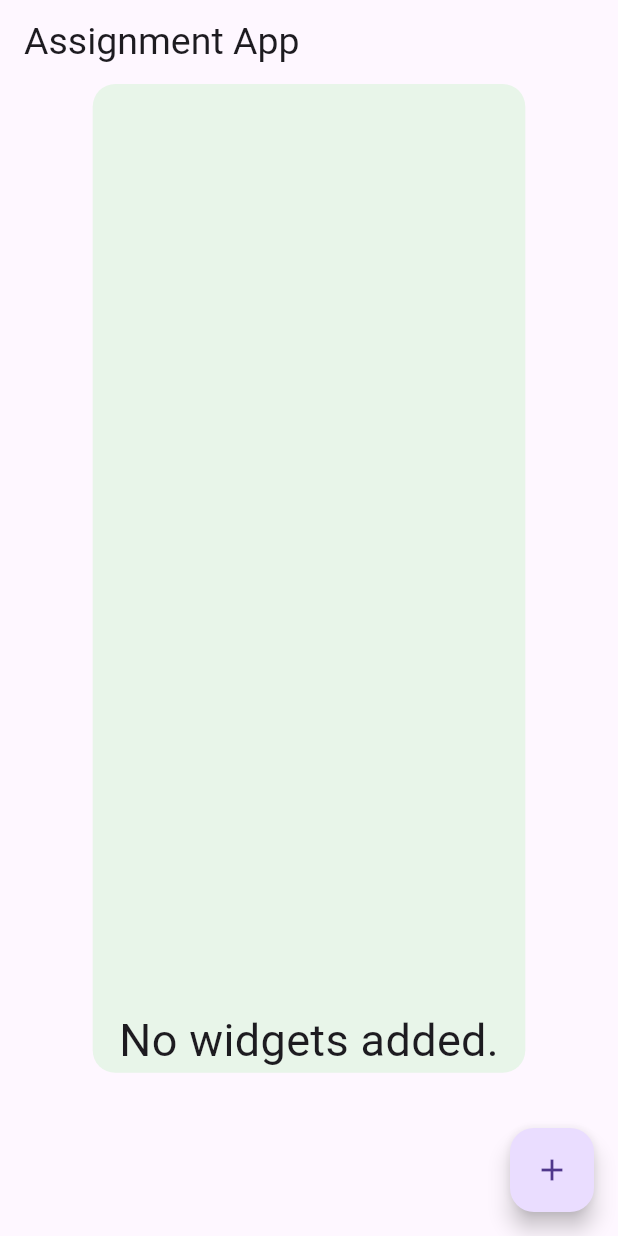
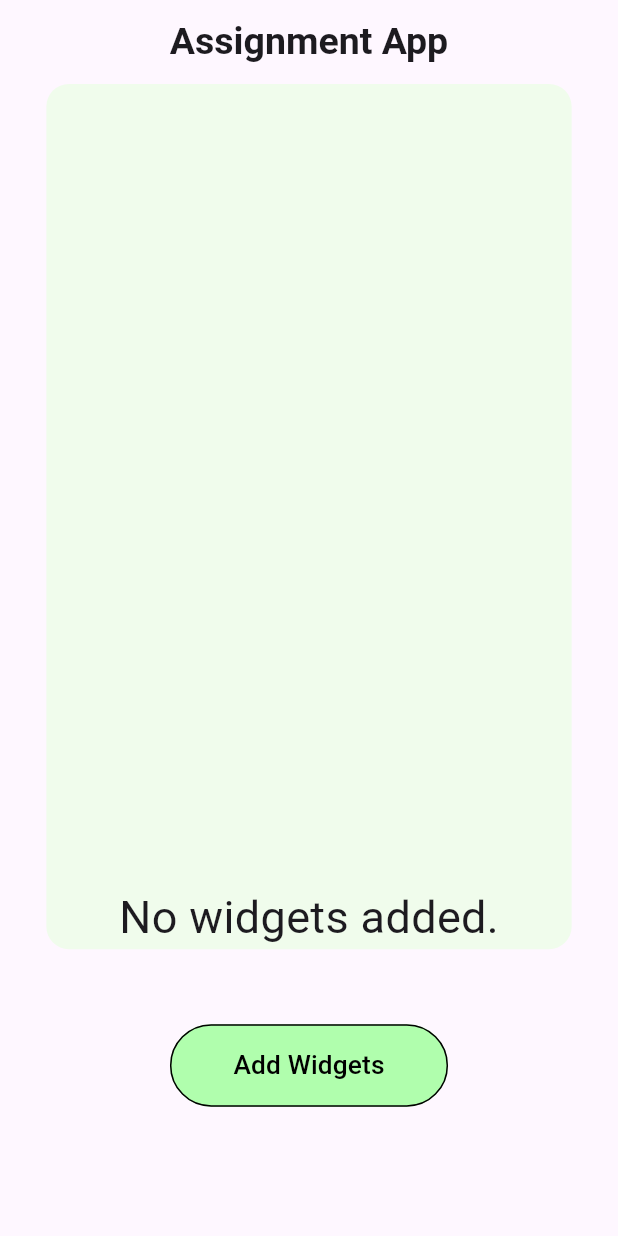
Before and after one commit to Phagun26/UTL80UW, a Flutter app: the screen it shows after launch, on a phone screen of 412 x 824 dp. Run offline on Flutter 3.47's test engine with Material 3 defaults, Android fonts, the phone set to English and light mode, and no system bars; our stand-ins replace cloud_firestore, firebase_core, firebase_storage, get, image_picker; accounts and stored records are empty.

Commit message:
final code-new

```diff
--- a/lib/home.dart
+++ b/lib/home.dart
@@ -5,278 +5,269 @@ import 'package:firebase_storage/firebase_storage.dart';
 import 'package:flutter/material.dart';
 import 'package:get/get.dart';
 import 'package:image_picker/image_picker.dart';
+import 'package:intern_assignment/selec.dart';
+
+class home extends GetxController {
+  RxBool tw = false.obs;
+  RxBool iw = false.obs;
+  RxBool bw = false.obs;
+  RxBool flag = false.obs;
+}
 
 class HomePage extends StatefulWidget {
   @override
   _HomePageState createState() => _HomePageState();
 }
-bool _isTextboxSelected = false;
-bool _isImageboxSelected = false;
-bool _isSaveButtonSelected = false;
+
 class _HomePageState extends State<HomePage> {
-
   File? imag;
   TextEditingController tb = TextEditingController();
 
-
-
-
-  bool _tempTextboxSelected = false;
-  bool _tempImageboxSelected = false;
-  bool _tempSaveButtonSelected = false;
-
-
-
-  void _saveData() {
-    setState(() {
-      _isTextboxSelected = _tempTextboxSelected;
-      _isImageboxSelected = _tempImageboxSelected;
-      _isSaveButtonSelected = _tempSaveButtonSelected;
-    });
-
-    if (!_isTextboxSelected && !_isImageboxSelected && !_isSaveButtonSelected) {
-      ScaffoldMessenger.of(context).showSnackBar(
-        SnackBar(
-          content: Text("Add at least one widget to save."),
-        ),
-      );
-    } else {
-      // Clear existing widgets
-      setState(() {
-        _tempTextboxSelected = false;
-        _tempImageboxSelected = false;
-        _tempSaveButtonSelected = false;
-      });
-
-      // Save data
-      print("Data saved!");
-      Navigator.of(context).pop(); // Close bottom sheet
-    }
-  }
-  uploadd()async{
-    UploadTask up = FirebaseStorage.instance.ref("Cover Photos").child('intern').putFile(imag!);
+  uploadd() async {
+    UploadTask up = FirebaseStorage.instance
+        .ref("Cover Photos")
+        .child('intern')
+        .putFile(imag!);
     TaskSnapshot tt = await up;
     String url = await tt.ref.getDownloadURL();
-    FirebaseFirestore.instance.collection('Projects').doc('intern').set(
-        {
-          'text' : tb.text.toString(),
+    FirebaseFirestore.instance.collection('Projects').doc('intern').set({
+      'text': tb.text.toString(),
       // 'Project_Heading' : ph.text.toString(),
       // 'Project_Description' : de.text.toString(),
       // 'Project_Link' : pl.text.toString(),
       // 'Project_Type' : pt.text.toString(),
-          'image' : url,
+      'image': url,
     });
-
   }
 
+  var controller = Get.put(home());
   @override
   Widget build(BuildContext context) {
     double hh = Get.height;
     double ww = Get.width;
     return Scaffold(
       appBar: AppBar(
-        title: Text("Assignment App", style: TextStyle(fontSize: 25),textAlign: TextAlign.center,),
+        centerTitle: true,
+        title: Text(
+          "Assignment App",
+          style: TextStyle(fontSize: 25, fontWeight: FontWeight.bold),
+          textAlign: TextAlign.center,
         ),
-      body: StreamBuilder(
-        stream: FirebaseFirestore.instance.collection("Projects").doc('intern').snapshots(),
-        builder: (context,snapshot) {
-          if(snapshot.connectionState==ConnectionState.active)
-            {
-              if(snapshot.hasData)
-                {
-                  print(snapshot);
+      ),
+      body: SingleChildScrollView(
+        child: Column(
+          children: [
+            StreamBuilder(
+              stream: FirebaseFirestore.instance
+                  .collection("Projects")
+                  .doc('intern')
+                  .snapshots(),
+              builder: (context, snapshot) {
+                if (snapshot.connectionState == ConnectionState.active) {
+                  if (snapshot.hasData) {
                     return SingleChildScrollView(
                       child: Center(
                         child: Container(
-
-                        height: hh*0.8,
-                        width: ww*0.7,
+                          height: hh * 0.7,
+                          width: ww * 0.85,
                           decoration: BoxDecoration(
-                            color: Colors.green.shade50,
-                            borderRadius: BorderRadius.circular(15)
+                            color: Color(0xfff0fcec),
+                            borderRadius: BorderRadius.circular(15),
                           ),
-                        child: Center(
-                          child: Column(
+                          child: Stack(
                             children: [
-
-                              if (_isTextboxSelected) Container(
+                              Obx(
+                                    () => Column(
+                                  children: [
+                                    if (controller.tw.value)
+                                      Container(
                                         margin: EdgeInsets.all(10),
                                         padding: EdgeInsets.all(10),
                                         child: Column(
                                           children: [
-                                    Text("TextBox", style: TextStyle(fontWeight: FontWeight.bold, fontSize: 25),),
-                                    Text('Saved Text : ${snapshot.data?['text']}', style: TextStyle(fontSize: 20),),
+                                            Text(
+                                              'Saved Text : ${snapshot.data?['text']}',
+                                              style: TextStyle(fontSize: 20),
+                                            ),
                                             Container(
+                                              height: hh * 0.05,
                                               decoration: BoxDecoration(
-                                        border: Border.all(
-                                          width: 1,
-                                        )
+                                                color: Colors.grey,
                                               ),
-                                      padding: EdgeInsets.all(7),
+                                              padding: EdgeInsets.only(left: 20),
                                               child: TextField(
                                                 controller: tb,
                                                 decoration: InputDecoration(
                                                   border: InputBorder.none,
                                                   hintText: 'Enter New Text',
+                                                  hintStyle: TextStyle(fontSize: 18),
                                                 ),
                                               ),
                                             )
                                           ],
                                         ),
-
                                       ),
-                              if (_isImageboxSelected) Container(
+                                    if (controller.iw.value)
+                                      Container(
                                         margin: EdgeInsets.all(10),
                                         padding: EdgeInsets.all(10),
                                         child: Column(
                                           children: [
-                                    Text("Imagebox",style: TextStyle(fontWeight: FontWeight.bold, fontSize: 25),),
                                             Container(
-                                      height: hh*0.3,
-                                      width: ww*0.6,
+                                              height: hh * 0.3,
+                                              width: ww * 0.6,
                                               child: Image.network(
                                                 snapshot.data?['image'],
                                                 fit: BoxFit.cover,
                                               ),
                                             ),
+                                            Container(
+                                              alignment: Alignment.bottomCenter,
+                                              child: ElevatedButton(
+                                                onPressed: () {
+                                                  img();
+                                                },
+                                                child: Text(
+                                                  'Select Image',
+                                                  style: TextStyle(
+                                                      fontWeight: FontWeight.w600, fontSize: 15),
+                                                ),
+                                              ),
+                                            ),
+                                          ],
+                                        ),
+                                      ),
+                                    Spacer(),
+                                    if (controller.bw.value)
+                                      Align(
+                                        alignment:Alignment.bottomCenter,
+                                        child: Padding(
+                                          padding: EdgeInsets.only(bottom: hh * 0.05),
+                                          child: SizedBox(
+                                            width: ww * 0.17,
+                                            child: TextButton(
+                                              child: Text(
+                                                "Save",
+                                                textAlign: TextAlign.center,
+                                                style: TextStyle(color: Colors.black, fontSize: 17.5),
+                                              ),
+                                              onPressed: () {
+                                                if (!controller.tw.value &&
+                                                    !controller.iw.value &&
+                                                    controller.bw.value)
+                                                  controller.flag.value = true;
+                                                else {
+                                                  uploadd();
+                                                  Get.snackbar(
+                                                    "Success",
+                                                    "Successfully Saved",
+                                                    snackPosition: SnackPosition.BOTTOM,
+                                                  );
+                                                }
+                                              },
+                                              style: TextButton.styleFrom(
+                                                backgroundColor: Color(0xffb0fead),
+                                                padding:
+                                                EdgeInsets.symmetric(vertical: 5, horizontal: 5),
+                                                shape: RoundedRectangleBorder(
+                                                  borderRadius: BorderRadius.circular(0),
+                                                ),
+                                                side: BorderSide(
+                                                  width: 1,
+                                                  color: Colors.black,
+                                                ),
+                                              ),
+                                            ),
+                                          ),
+                                        ),
+                                      ),
+                                    if (!controller.tw.value &&
+                                        !controller.iw.value &&
+                                        !controller.bw.value)
+                                      Align(
+                                        child: Text(
+                                          "No widgets added.",
+                                          style: TextStyle(fontSize: 30),
+                                        ),
+                                        alignment: Alignment.center,
+                                      ),
+                                  ],
+                                ),
+                              ),
+                              Obx(
+                                    () => controller.flag.value
+                                    ? Center(
+                                  child: Container(
 
-                                    // Text('Saved Text : '),
-                                    Container(
-
-                                      alignment: Alignment.bottomCenter,
-                                      child: ElevatedButton(onPressed: (){img();}, child: Text(
-                                        'Select Image', style: TextStyle(
-                                        fontWeight: FontWeight.w600,
-                                        fontSize: 15
+                                    child: Padding(
+                                      padding:  EdgeInsets.symmetric(horizontal: ww*0.2),
+                                      child: Text(
+                                        "Add at least a widget to save",
+                                        style: TextStyle(fontSize: 27, color: Colors.black,fontWeight: FontWeight.bold),
+                                        textAlign: TextAlign.center,
+                                        softWrap: true,
+                                      ),
+                                    ),
                                   ),
                                 )
-                                      ),),
-                                  ],
+                                    : SizedBox.shrink(),
                               ),
-
-                              ),
-                              Spacer(),
-                              if (_isSaveButtonSelected) Padding(
-                                padding:  EdgeInsets.only(bottom: hh*0.05),
-                                child: ElevatedButton(
-                                  onPressed: () {
-                                    if(_isSaveButtonSelected==true && _isTextboxSelected==false && _isImageboxSelected==false)
-                                      Get.snackbar('Error', 'Add Atleast one Widget to Proceed',snackPosition: SnackPosition.BOTTOM);
-                                    else
-                                      uploadd();
-
-                                  },
-                                  child: Text("Save", style: TextStyle(fontSize: 19),),
-                                ),
-                              ),
-                              if (!_isTextboxSelected && !_isImageboxSelected && !_isSaveButtonSelected)
-                                Align(child: Text("No widgets added.",style: TextStyle(fontSize: 30),), alignment: Alignment.topCenter,),
                             ],
                           ),
                         ),
                       ),
+                    );
+
+                  } else
+                    return Text("No data available");
+                } else
+                  return Text("No data available");
+              },
+            ),
+            SizedBox(
+              height: 50,
+            ),
+            Align(
+              alignment: Alignment.center,
+              child: SizedBox(
+                width: ww * 0.45,
+                child: TextButton(
+                  child: Text(
+                    "Add Widgets",
+                    textAlign: TextAlign.center,
+                    style: TextStyle(color: Colors.black, fontSize: 17.5),
+                  ),
+                  onPressed: () {
+                    Get.to(() => selection());
+                    controller.flag.value=false;
+                  },
+                  style: TextButton.styleFrom(
+                      backgroundColor: Color(0xffb0fead),
+                      padding: EdgeInsets.symmetric(vertical: 15, horizontal: 30),
+                      shape: RoundedRectangleBorder(
+                        borderRadius: BorderRadius.circular(30),
+                      ),
+                      side: BorderSide(
+                        width: 1,
+                        color: Colors.black,
+                      )),
+                ),
+              ),
+            )
+          ],
+        ),
       ),
     );
   }
-              else
-                return Text("No data available");
 
-            }
-          else
-            return Text("No data available");
-
-        },
-
-      ),
-      floatingActionButton: FloatingActionButton(
-        onPressed: () {
-          showModalBottomSheet(
-            context: context,
-            builder: (BuildContext context) {
-              return StatefulBuilder(
-                builder: (context, setState) {
-                  return Container(
-                    child: Column(
-                      mainAxisSize: MainAxisSize.min,
-                      children: [
-                        CheckboxListTile(
-                          title: Text("Textbox"),
-                          value: _tempTextboxSelected,
-                          onChanged: (bool? value) => setState(() => _tempTextboxSelected = value!),
-                        ),
-                        CheckboxListTile(
-                          title: Text("Imagebox"),
-                          value: _tempImageboxSelected,
-                          onChanged: (bool? value) => setState(() => _tempImageboxSelected = value!),
-                          activeColor: Colors.blue,
-                          checkColor: Colors.white,
-                        ),
-                        CheckboxListTile(
-                          title: Text("Button Widget"),
-                          value: _tempSaveButtonSelected,
-                          onChanged: (bool? value) => setState(() => _tempSaveButtonSelected = value!),
-                        ),
-                        ElevatedButton(
-                          onPressed: _saveData,
-                          child: Text("Save"),
-                        ),
-                      ],
-                    ),
-                  );
-                },
-              );
-            },
-          );
-        },
-        tooltip: 'Add Widget',
-        child: Icon(Icons.add),
-      ),
-    );
-
-
-  }
-  Future img() async{
+  Future img() async {
     final image = await ImagePicker().pickImage(source: ImageSource.gallery);
     if (image == null || image.path == null) return;
 
     final temp = File(image.path); // Use image.path directly
-    imag = temp ;
+    imag = temp;
     setState(() {
       // Update your UI if necessary
     });
   }
 }
-
-class Textbox extends StatelessWidget {
-  @override
-  Widget build(BuildContext context) {
-    return Container(
-      margin: EdgeInsets.all(10),
-      padding: EdgeInsets.all(10),
-      color: Colors.blueGrey,
-      child: Text("Textbox"),
-    );
-  }
-}
-
-class Imagebox extends StatelessWidget {
-  @override
-  Widget build(BuildContext context) {
-    return Container(
-      margin: EdgeInsets.all(10),
-      padding: EdgeInsets.all(10),
-      child: Column(
-        children: [
-          Text("Imagebox"),
-          Text('Saved Text : '),
-          TextField(
-            decoration: InputDecoration(
-              hintText: 'Enter New Text',
-            ),
-          )
-        ],
-      ),
-
-    );
-  }
-}
--- a/pubspec.yaml
+++ b/pubspec.yaml
@@ -19,7 +19,7 @@ publish_to: 'none' # Remove this line if you wish to publish to pub.dev
 version: 1.0.0+1
 
 environment:
-  sdk: '>=3.4.0-190.1.beta <4.0.0'
+  sdk: '>=3.3.3 <4.0.0'
 
 # Dependencies specify other packages that your package needs in order to work.
 # To automatically upgrade your package dependencies to the latest versions
```
Also changed, not shown: lib/selec.dart (added, +181 -0 lines), pubspec.lock, 1 other file. Lines whose indentation alone changed are shown as unchanged.
